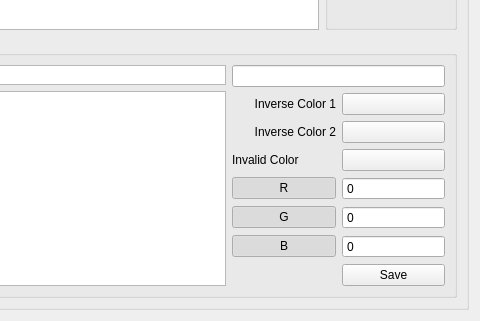
itom-project/itom, file Qitom/ui/widgetPropPalettes.ui: the form before one commit; both pictures show x 235 to 715 and y 240 to 561 of the 715 by 561 pixel window.
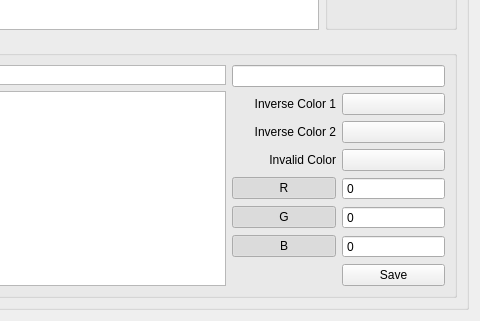
The form after the commit. Custom widgets are drawn as their Qt base class.

```diff
--- a/Qitom/ui/widgetPropPalettes.ui
+++ b/Qitom/ui/widgetPropPalettes.ui
@@ -170,6 +170,9 @@
              <property name="text">
               <string>Invalid Color</string>
              </property>
+             <property name="alignment">
+              <set>Qt::AlignRight|Qt::AlignTrailing|Qt::AlignVCenter</set>
+             </property>
             </widget>
            </item>
            <item row="3" column="1">
```
